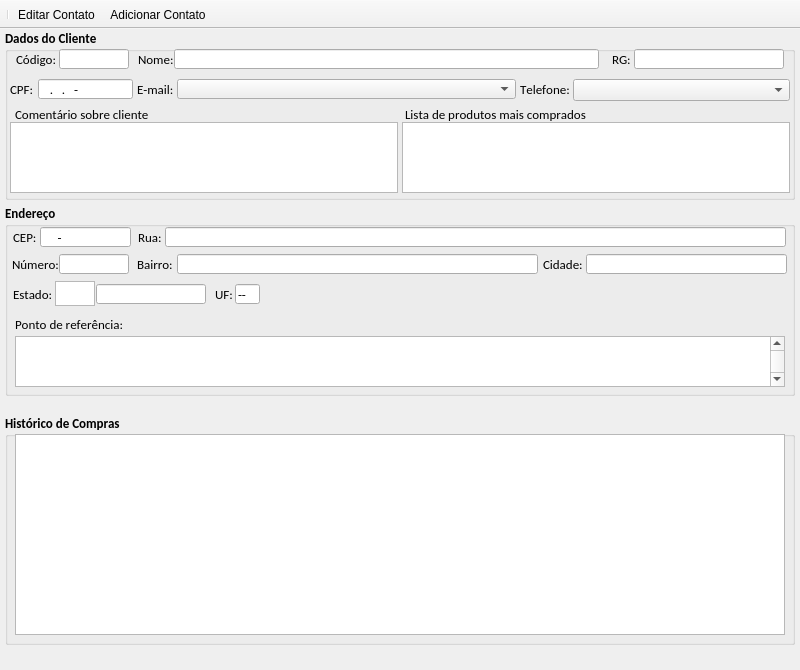
jmessias1725/sexloja, file loja/tela_clientes.ui: the form before one commit.
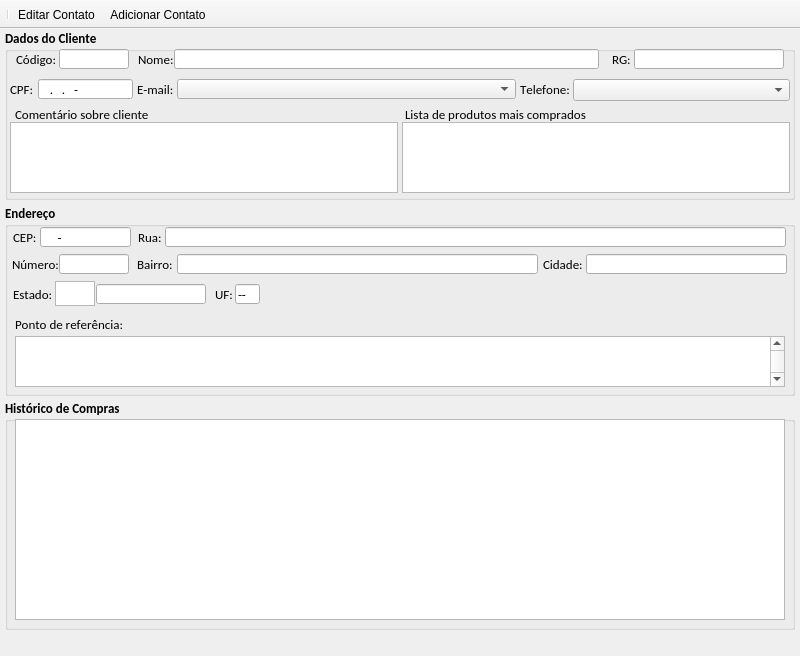
The form after the commit. Icons and pictures are not drawn.

Patch:
```diff
--- a/loja/tela_clientes.ui
+++ b/loja/tela_clientes.ui
@@ -10,7 +10,7 @@
     <x>0</x>
     <y>0</y>
     <width>800</width>
-    <height>670</height>
+    <height>656</height>
    </rect>
   </property>
   <property name="sizePolicy">
@@ -510,7 +510,7 @@
     <property name="geometry">
      <rect>
       <x>5</x>
-      <y>385</y>
+      <y>370</y>
       <width>790</width>
       <height>231</height>
      </rect>
```
